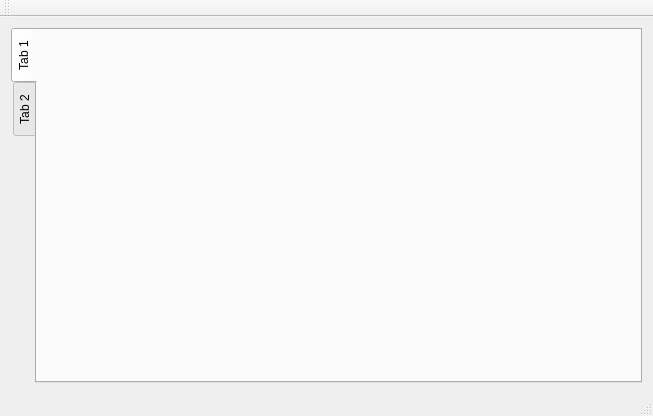
First picture: the form in mainwindow.ui, repository cygnaw/MailBox, before the edit.
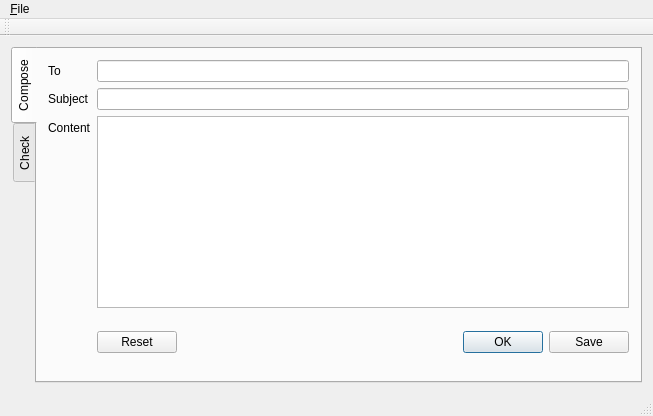
Second picture: the form after the edit.

```diff
--- a/mainwindow.ui
+++ b/mainwindow.ui
@@ -25,12 +25,79 @@
       </property>
       <widget class="QWidget" name="tab">
        <attribute name="title">
-        <string>Tab 1</string>
+        <string>Compose</string>
        </attribute>
+       <layout class="QFormLayout" name="formLayout">
+        <item row="0" column="0">
+         <widget class="QLabel" name="label">
+          <property name="text">
+           <string>To</string>
+          </property>
+          <property name="buddy">
+           <cstring>lineEdit</cstring>
+          </property>
+         </widget>
+        </item>
+        <item row="0" column="1">
+         <widget class="QLineEdit" name="lineEdit"/>
+        </item>
+        <item row="1" column="0">
+         <widget class="QLabel" name="label_2">
+          <property name="text">
+           <string>Subject</string>
+          </property>
+          <property name="buddy">
+           <cstring>lineEdit_2</cstring>
+          </property>
+         </widget>
+        </item>
+        <item row="1" column="1">
+         <widget class="QLineEdit" name="lineEdit_2"/>
+        </item>
+        <item row="2" column="0">
+         <widget class="QLabel" name="label_3">
+          <property name="text">
+           <string>Content</string>
+          </property>
+          <property name="buddy">
+           <cstring>textEdit</cstring>
+          </property>
+         </widget>
+        </item>
+        <item row="2" column="1">
+         <widget class="QTextEdit" name="textEdit">
+          <property name="sizePolicy">
+           <sizepolicy hsizetype="Expanding" vsizetype="Expanding">
+            <horstretch>0</horstretch>
+            <verstretch>0</verstretch>
+           </sizepolicy>
+          </property>
+          <property name="inputMethodHints">
+           <set>Qt::ImhNone</set>
+          </property>
+          <property name="sizeAdjustPolicy">
+           <enum>QAbstractScrollArea::AdjustIgnored</enum>
+          </property>
+         </widget>
+        </item>
+        <item row="3" column="1">
+         <widget class="QDialogButtonBox" name="buttonBox">
+          <property name="sizePolicy">
+           <sizepolicy hsizetype="Expanding" vsizetype="Expanding">
+            <horstretch>0</horstretch>
+            <verstretch>0</verstretch>
+           </sizepolicy>
+          </property>
+          <property name="standardButtons">
+           <set>QDialogButtonBox::Ok|QDialogButtonBox::Reset|QDialogButtonBox::Save</set>
+          </property>
+         </widget>
+        </item>
+       </layout>
       </widget>
       <widget class="QWidget" name="tab_2">
        <attribute name="title">
-        <string>Tab 2</string>
+        <string>Check</string>
        </attribute>
       </widget>
      </widget>
@@ -46,6 +113,12 @@
      <height>25</height>
     </rect>
    </property>
+   <widget class="QMenu" name="menu_File">
+    <property name="title">
+     <string>&amp;File</string>
+    </property>
+   </widget>
+   <addaction name="menu_File"/>
   </widget>
   <widget class="QToolBar" name="mainToolBar">
    <attribute name="toolBarArea">
```
Left out of the diff: 4 changed lines with no effect on the pictures.
